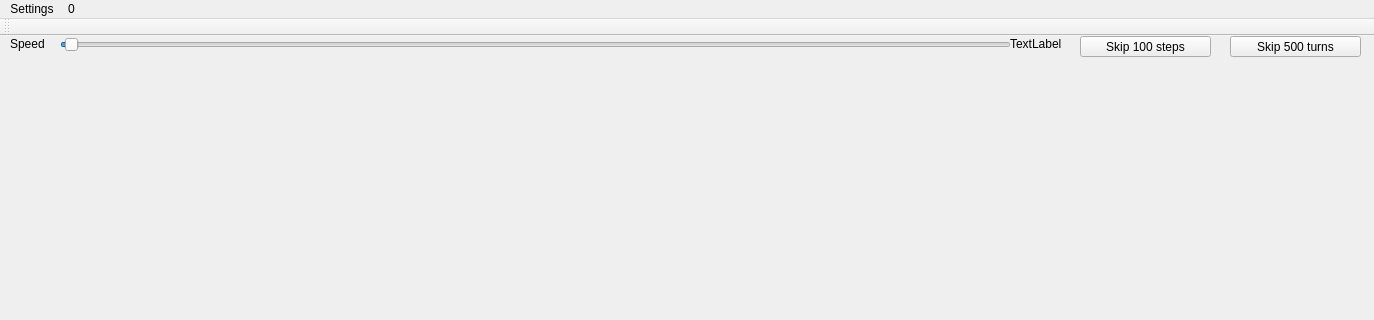
Old version of the form mainwindow.ui in the repository skorja/AuraluxVisualizer; both pictures show x 0 to 1374 and y 0 to 320 of the 1374 by 631 pixel window.
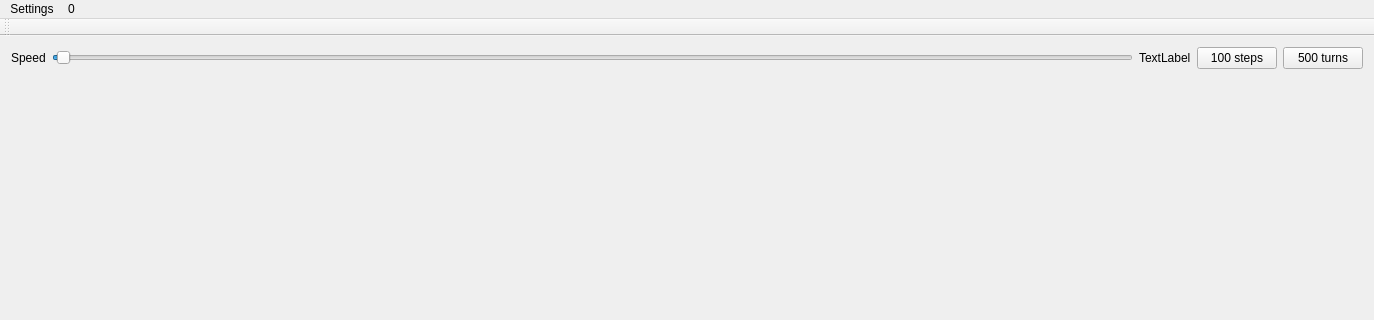
New version of the form.

What changed in the file:
```diff
--- a/mainwindow.ui
+++ b/mainwindow.ui
@@ -10,19 +10,19 @@
     <height>631</height>
    </rect>
   </property>
+  <property name="minimumSize">
+   <size>
+    <width>600</width>
+    <height>600</height>
+   </size>
+  </property>
   <property name="windowTitle">
    <string>MainWindow</string>
   </property>
   <widget class="QWidget" name="centralWidget">
+   <layout class="QGridLayout" name="gridLayout">
+    <item row="0" column="2">
    <widget class="QSlider" name="horizontalSlider">
-    <property name="geometry">
-     <rect>
-      <x>60</x>
-      <y>0</y>
-      <width>951</width>
-      <height>17</height>
-     </rect>
-    </property>
     <property name="minimum">
      <number>1</number>
     </property>
@@ -39,58 +39,49 @@
      <enum>Qt::Horizontal</enum>
     </property>
    </widget>
-   <widget class="QLabel" name="label">
-    <property name="geometry">
-     <rect>
-      <x>10</x>
-      <y>0</y>
-      <width>58</width>
-      <height>16</height>
-     </rect>
-    </property>
-    <property name="text">
-     <string>Speed</string>
-    </property>
-   </widget>
+    </item>
+    <item row="0" column="3">
    <widget class="QLabel" name="label_2">
-    <property name="geometry">
-     <rect>
-      <x>1010</x>
-      <y>0</y>
-      <width>58</width>
-      <height>16</height>
-     </rect>
-    </property>
     <property name="text">
      <string>TextLabel</string>
     </property>
    </widget>
+    </item>
+    <item row="0" column="4">
    <widget class="QPushButton" name="pushButton">
-    <property name="geometry">
-     <rect>
-      <x>1080</x>
-      <y>0</y>
-      <width>131</width>
-      <height>21</height>
-     </rect>
-    </property>
+      <property name="text">
+       <string>100 steps</string>
+      </property>
+     </widget>
+    </item>
+    <item row="2" column="2">
+     <spacer name="verticalSpacer">
+      <property name="orientation">
+       <enum>Qt::Vertical</enum>
+      </property>
+      <property name="sizeHint" stdset="0">
+       <size>
+        <width>20</width>
+        <height>40</height>
+       </size>
+      </property>
+     </spacer>
+    </item>
+    <item row="0" column="1">
+     <widget class="QLabel" name="label">
     <property name="text">
-     <string>Skip 100 steps</string>
-    </property>
-   </widget>
+       <string>Speed</string>
+      </property>
+     </widget>
+    </item>
+    <item row="0" column="5">
    <widget class="QPushButton" name="pushButton_2">
-    <property name="geometry">
-     <rect>
-      <x>1230</x>
-      <y>0</y>
-      <width>131</width>
-      <height>21</height>
-     </rect>
-    </property>
     <property name="text">
-     <string>Skip 500 turns</string>
-    </property>
-   </widget>
+       <string>   500 turns   </string>
+      </property>
+     </widget>
+    </item>
+   </layout>
   </widget>
   <widget class="QMenuBar" name="menuBar">
    <property name="geometry">
```
Lines whose indentation alone changed are shown as unchanged.
